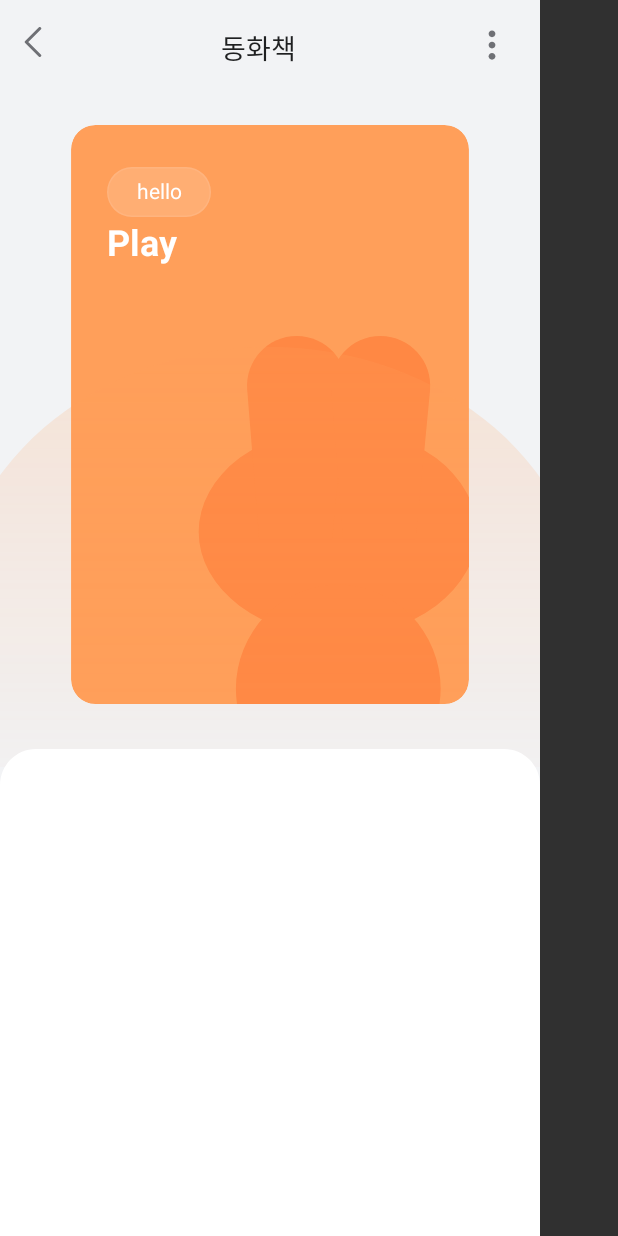
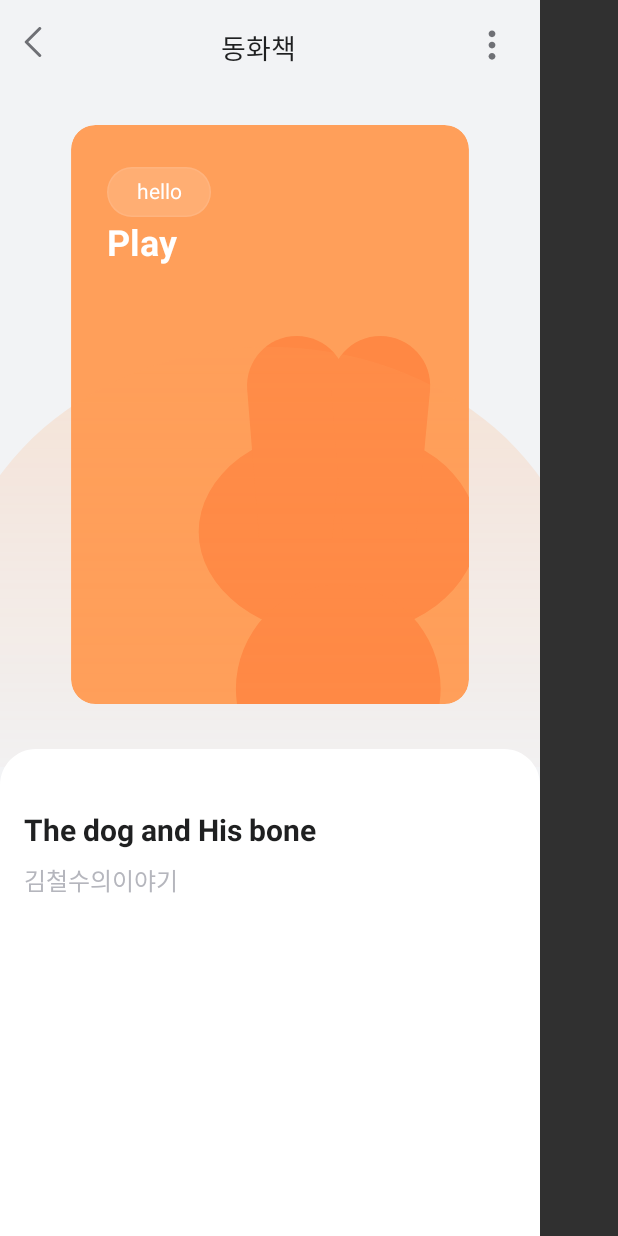
Before and after one commit to woolnd/english-fairytale-front-cooperation, an Android app: the BookActivity screen opened directly, with no data from a screen before it, on a phone screen of 412 x 824 dp. Run offline under Robolectric (Android 15) with nearby library versions, the phone set to English and light mode, and no system bars; libraries missing offline, so code that uses them is left out: com.sothree.slidinguppanel; plain views replace SlidingUpPanelLayout; 2 statements that could not run were skipped.

Commit message:
print eng text(book) and background token fix(main)

```diff
--- a/app/src/main/java/com/example/make/BookActivity.kt
+++ b/app/src/main/java/com/example/make/BookActivity.kt
@@ -9,6 +9,7 @@ import androidx.core.content.ContextCompat
 import androidx.core.view.accessibility.AccessibilityViewCommand.SetTextArguments
 import com.example.make.databinding.ActivityBookBinding
 import com.sothree.slidinguppanel.SlidingUpPanelLayout
+import kotlin.text.StringBuilder
 
 class BookActivity : AppCompatActivity() {
     lateinit var binding: ActivityBookBinding
@@ -24,58 +25,93 @@ class BookActivity : AppCompatActivity() {
 
         window.statusBarColor = ContextCompat.getColor(this, R.color.gray)
 
-//        val option_list = mutableListOf(0,0,0)
-//        binding.mainFrame.addPanelSlideListener(PanelEventListener())
-//
-//        binding.hearttitle.setOnClickListener {
-//            if (option_list[0] == 0) {
-//                option_list[0] = 1
-//                binding.heart.setImageResource(R.drawable.book_heart_after)
-//                var counting = binding.heartcount.text.toString().toInt()
-//                counting += 1
-//                binding.heartcount.setText(counting.toString())
-//            }
-//            else {
-//                option_list[0] = 0
-//                binding.heart.setImageResource(R.drawable.book_heart)
-//                var counting = binding.heartcount.text.toString().toInt()
-//                counting -= 1
-//                binding.heartcount.setText(counting.toString())
-//            }
-//        }
-//        binding.english.setOnClickListener {
-//            if (option_list[1] == 0) {
-//                option_list[1] = 1
-//                binding.english.setImageResource(R.drawable.book_english_after)
-//            }
-//            else {
-//                option_list[1] = 0
-//                binding.english.setImageResource(R.drawable.book_english)
-//            }
-//        }
-//        binding.primary.setOnClickListener {
-//            if (option_list[2] == 0) {
-//                option_list[2] = 1
-//                binding.primary.setImageResource(R.drawable.book_primary_after)
-//            }
-//            else {
-//                option_list[2] = 0
-//                binding.primary.setImageResource(R.drawable.book_primary)
-//            }
-//        }
-//    }
-//    inner class PanelEventListener : SlidingUpPanelLayout.PanelSlideListener{
-//        override fun onPanelSlide(panel: View?, slideOffset: Float) {
-//            TODO("Not yet implemented")
-//        }
-//
-//        override fun onPanelStateChanged(
-//            panel: View?,
-//            previousState: SlidingUpPanelLayout.PanelState?,
-//            newState: SlidingUpPanelLayout.PanelState?
-//        ) {
-//            TODO("Not yet implemented")
-//        }
-//
+        val option_list = mutableListOf(0,0,0)
+        binding.mainFrame.addPanelSlideListener(PanelEventListener())
+
+        binding.hearttitle.setOnClickListener {
+            if (option_list[0] == 0) {
+                option_list[0] = 1
+                binding.heart.setImageResource(R.drawable.book_heart_after)
+                var counting = binding.heartcount.text.toString().toInt()
+                counting += 1
+                binding.heartcount.setText(counting.toString())
+            }
+            else {
+                option_list[0] = 0
+                binding.heart.setImageResource(R.drawable.book_heart)
+                var counting = binding.heartcount.text.toString().toInt()
+                counting -= 1
+                binding.heartcount.setText(counting.toString())
+            }
+        }
+        binding.english.setOnClickListener {
+            if (option_list[1] == 0) {
+                option_list[1] = 1
+                binding.english.setImageResource(R.drawable.book_english_after)
+            }
+            else {
+                option_list[1] = 0
+                binding.english.setImageResource(R.drawable.book_english)
+            }
+        }
+        binding.primary.setOnClickListener {
+            if (option_list[2] == 0) {
+                option_list[2] = 1
+                binding.primary.setImageResource(R.drawable.book_primary_after)
+            }
+            else {
+                option_list[2] = 0
+                binding.primary.setImageResource(R.drawable.book_primary)
+            }
+        }
+
+        binding.beforeButton.setOnClickListener {
+            val intent = Intent(this, MainActivity::class.java)
+            startActivity(intent)
+        }
+
+
+        //api 호출 아래는 테스트용
+        var text_eng = """A dog is walking down the street, when he sees a bone in a trash can. “A bone! Yippee! How lucky for me!” he thinks. He grabs the bone, and happily runs home. He runs past the train station and the school. He runs through the park. He runs onto a bridge. On the bridge, the dog looks down into the deep, still water below. There, he sees another dog with a bone in its mouth. “Who is that dog?” he wonders. "What is he doing down there?" The dog stares at the other dog. The other dog stares back. “Where did that dog get such a BIG bone?” the dog wonders. "Why is his bone bigger than mine?" The dog growls at the other dog. The other dog growls too. “I want that big bone!” he thinks. The greedy dog decides to steal the other dog's bone. He leaps off the bridge and into the water. Splash! But as soon as he hits the water, the other dog disappears. There was never any other dog. It was just his own reflection! The water is very deep and the dog is surprised. “Woof woof woof! Help!” he barks. And when he barks, his bone drops from his mouth — and sinks to the bottom of the water. The dog swims to shore. He is wet and cold, and now he has no bone at all."""
+        var text_kor = "개가 길을 걷다가 쓰레기통에 있는 뼈를 발견했습니다. “뼈! 만세! 나한테는 정말 행운이었어!“그가 생가가했습니다.그는 뼈를 잡고 행복하게 집으로 달려갑니다.그는 기차역과 학교를 지나 달려갑니다. 그는 공원을 달리고 있다.그는 다리 위로 달려갑니다."
+
+        var textList_eng = mutableListOf<String>()
+        var sentence_eng = StringBuilder()
+        var textList_kor = mutableListOf<String>()
+        var sentence_kor = StringBuilder()
+
+        for (i in text_eng) {
+            sentence_eng.append(i)
+            if ( i == '.') {
+                sentence_eng.append("\n")
+                textList_eng.add(sentence_eng.toString())
+                sentence_eng = StringBuilder()
+            }
+        }
+
+        for (i in text_kor) {
+            sentence_kor.append(i)
+            if(i== '.') {
+                sentence_kor.append("\n")
+                textList_kor.add(sentence_kor.toString())
+                sentence_kor = StringBuilder()
+            }
+        }
+
+        binding.textEngTv.text = textList_eng.joinToString("")
+
+
+    }
+    inner class PanelEventListener : SlidingUpPanelLayout.PanelSlideListener{
+        override fun onPanelSlide(panel: View?, slideOffset: Float) {
+        }
+
+        override fun onPanelStateChanged(
+            panel: View?,
+            previousState: SlidingUpPanelLayout.PanelState?,
+            newState: SlidingUpPanelLayout.PanelState?
+        ) {
+        }
+
     }
 }
--- a/app/src/main/java/com/example/make/MainActivity.kt
+++ b/app/src/main/java/com/example/make/MainActivity.kt
@@ -37,8 +37,12 @@ class MainActivity : AppCompatActivity() {
 
         binding.addChipBoxIv.setOnClickListener {
             val text = binding.editText.text.toString()
+            var text_count = 0
+            for (i in text) text_count += 1
 
-            if (text.toString() == "") Toast.makeText(application,"텍스트를 입력해주세요",Toast.LENGTH_SHORT).show()
+            if(text_count < 1 ) Toast.makeText(application,"다시 입력해주세요",Toast.LENGTH_SHORT).show()
+            if(text_count > 15) Toast.makeText(application,"다시 입력해주세요",Toast.LENGTH_SHORT).show()
+
             else {
                 binding.editText.setText(null)
                 var check = 0
--- a/app/src/main/res/layout/activity_book.xml
+++ b/app/src/main/res/layout/activity_book.xml
@@ -125,65 +125,146 @@
 
         </androidx.constraintlayout.widget.ConstraintLayout>
 
-        <androidx.constraintlayout.widget.ConstraintLayout
-            android:id="@+id/header.cl"
-            android:layout_width="match_parent"
+        <ScrollView
+            android:layout_width="360dp"
             android:layout_height="wrap_content"
+            android:id="@+id/book.sv"
             app:layout_constraintStart_toStartOf="parent"
             app:layout_constraintEnd_toEndOf="parent"
-            app:layout_constraintTop_toBottomOf="@id/book.cl">
+            app:layout_constraintTop_toBottomOf="@id/book.cl"
+            android:background="#FFFFFF">
+
+            <androidx.constraintlayout.widget.ConstraintLayout
+                android:layout_width="match_parent"
+                android:layout_height="wrap_content">
+
+
+                <TextView
+                    android:id="@+id/title.tv"
+                    android:layout_width="wrap_content"
+                    android:layout_height="wrap_content"
+                    app:layout_constraintTop_toTopOf="parent"
+                    app:layout_constraintStart_toStartOf="parent"
+                    android:text="The dog and His bone"
+                    android:layout_marginTop="16dp"
+                    android:layout_marginLeft="16dp"
+                    android:textColor="#1F2021"
+                    android:textSize="20sp"
+                    android:textStyle="bold"/>
+
+                <TextView
+                    android:layout_width="wrap_content"
+                    android:layout_height="wrap_content"
+                    app:layout_constraintTop_toBottomOf="@id/title.tv"
+                    app:layout_constraintStart_toStartOf="@id/title.tv"
+                    android:layout_marginTop="8dp"
+                    android:text="김철수의이야기"
+                    android:textColor="#B5B6BD"
+                    android:textSize="16sp"
+                    android:id="@+id/name.tv" />
+
+                <TextView
+                    android:id="@+id/chip1.tv"
+                    android:layout_width="wrap_content"
+                    android:layout_height="wrap_content"
+                    android:background="@drawable/image_chip"
+                    android:textColor="@color/darkgray"
+                    android:textSize="14sp"
+                    android:paddingLeft="12dp"
+                    android:paddingTop="6dp"
+                    android:paddingRight="12dp"
+                    app:layout_constraintStart_toStartOf="@id/name.tv"
+                    app:layout_constraintTop_toBottomOf="@id/name.tv"
+                    android:layout_marginTop="24dp"
+                    android:text="alkdsfkjadfk"
+                    android:visibility="gone"/>
+
+                <TextView
+                    android:id="@+id/chip2.tv"
+                    android:layout_width="wrap_content"
+                    android:layout_height="wrap_content"
+                    android:background="@drawable/image_chip"
+                    android:textColor="@color/darkgray"
+                    android:textSize="14sp"
+                    android:paddingLeft="12dp"
+                    android:paddingTop="6dp"
+                    android:paddingRight="12dp"
+                    app:layout_constraintStart_toEndOf="@id/chip1.tv"
+                    app:layout_constraintTop_toTopOf="@id/chip1.tv"
+                    android:layout_marginLeft="6dp"
+                    android:text="a2"
+                    android:visibility="gone"/>
+
+                <TextView
+                    android:id="@+id/chip3.tv"
+                    android:layout_width="wrap_content"
+                    android:layout_height="wrap_content"
+                    android:background="@drawable/image_chip"
+                    android:textColor="@color/darkgray"
+                    android:textSize="14sp"
+                    android:paddingLeft="12dp"
+                    android:paddingTop="6dp"
+                    android:paddingRight="12dp"
+                    app:layout_constraintStart_toEndOf="@id/chip2.tv"
+                    app:layout_constraintTop_toTopOf="@id/chip2.tv"
+                    android:layout_marginLeft="6dp"
+                    android:text="aldsdfjaadsf"
+                    android:visibility="gone"/>
+
+                <TextView
+                    android:id="@+id/chip4.tv"
+                    android:layout_width="wrap_content"
+                    android:layout_height="wrap_content"
+                    android:background="@drawable/image_chip"
+                    android:textColor="@color/darkgray"
+                    android:textSize="14sp"
+                    android:paddingLeft="12dp"
+                    android:paddingTop="6dp"
+                    android:paddingRight="12dp"
+                    app:layout_constraintStart_toStartOf="@id/chip1.tv"
+                    app:layout_constraintTop_toBottomOf="@id/chip1.tv"
+                    android:layout_marginTop="6dp"
+                    android:text="fasfdfsadffadfdasf"
+                    android:visibility="gone"/>
+
+                <TextView
+                    android:id="@+id/chip5.tv"
+                    android:layout_width="wrap_content"
+                    android:layout_height="wrap_content"
+                    android:background="@drawable/image_chip"
+                    android:textColor="@color/darkgray"
+                    android:textSize="14sp"
+                    android:paddingLeft="12dp"
+                    android:paddingTop="6dp"
+                    android:paddingRight="12dp"
+                    app:layout_constraintStart_toStartOf="@id/chip4.tv"
+                    app:layout_constraintTop_toTopOf="@id/chip4.tv"
+                    android:layout_marginLeft="6dp"
+                    android:visibility="gone"/>
+
+                <TextView
+                    android:id="@+id/text_eng.tv"
+                    android:layout_width="wrap_content"
+                    android:layout_height="wrap_content"
+                    app:layout_constraintStart_toStartOf="parent"
+                    app:layout_constraintTop_toBottomOf="@id/chip4.tv"
+                    app:layout_constraintEnd_toEndOf="parent"
+                    app:layout_constraintBottom_toBottomOf="parent"
+                    android:layout_marginTop="24dp"
+                    android:textSize="16sp"
+                    android:textColor="#3F3F42"
+                    android:paddingLeft="16dp"
+                    android:layout_marginRight="16dp"
+                    android:layout_marginBottom="600dp"/>
 
 
 
-            <ScrollView
-                android:layout_width="360dp"
-                android:layout_height="wrap_content"
-                android:id="@+id/book.sv"
-                app:layout_constraintStart_toStartOf="parent"
-                app:layout_constraintEnd_toEndOf="parent"
-                app:layout_constraintTop_toBottomOf="parent"
-                android:background="#FFFFFF">
-
-<!--                <androidx.constraintlayout.widget.ConstraintLayout-->
-<!--                    android:layout_width="match_parent"-->
-<!--                    android:layout_height="wrap_content">-->
-
-<!--&lt;!&ndash;                    <TextView&ndash;&gt;-->
-<!--&lt;!&ndash;                        android:id="@+id/title.tv"&ndash;&gt;-->
-<!--&lt;!&ndash;                        android:layout_width="wrap_content"&ndash;&gt;-->
-<!--&lt;!&ndash;                        android:layout_height="wrap_content"&ndash;&gt;-->
-<!--&lt;!&ndash;                        app:layout_constraintTop_toBottomOf="parent"&ndash;&gt;-->
-<!--&lt;!&ndash;                        app:layout_constraintStart_toStartOf="parent"&ndash;&gt;-->
-<!--&lt;!&ndash;                        android:text="The dog and His bone"&ndash;&gt;-->
-<!--&lt;!&ndash;                        android:layout_marginTop="16dp"&ndash;&gt;-->
-<!--&lt;!&ndash;                        android:layout_marginLeft="16dp"&ndash;&gt;-->
-<!--&lt;!&ndash;                        android:textColor="#1F2021"&ndash;&gt;-->
-<!--&lt;!&ndash;                        android:textSize="20sp"&ndash;&gt;-->
-<!--&lt;!&ndash;                        android:textStyle="bold"/>&ndash;&gt;-->
-
-<!--&lt;!&ndash;                    <TextView&ndash;&gt;-->
-<!--&lt;!&ndash;                        android:layout_width="wrap_content"&ndash;&gt;-->
-<!--&lt;!&ndash;                        android:layout_height="wrap_content"&ndash;&gt;-->
-<!--&lt;!&ndash;                        app:layout_constraintTop_toBottomOf="@id/title.tv"&ndash;&gt;-->
-<!--&lt;!&ndash;                        app:layout_constraintStart_toStartOf="@id/title.tv"&ndash;&gt;-->
-<!--&lt;!&ndash;                        android:layout_marginTop="8dp"&ndash;&gt;-->
-<!--&lt;!&ndash;                        android:text="김철수의이야기"&ndash;&gt;-->
-<!--&lt;!&ndash;                        android:textColor="#B5B6BD"&ndash;&gt;-->
-<!--&lt;!&ndash;                        android:textSize="16sp"&ndash;&gt;-->
-<!--&lt;!&ndash;                        android:id="@+id/name.tv" />&ndash;&gt;-->
-
-<!--&lt;!&ndash;                    <ImageView&ndash;&gt;-->
-<!--&lt;!&ndash;                        android:layout_width="wrap_content"&ndash;&gt;-->
-<!--&lt;!&ndash;                        android:layout_height="wrap_content"&ndash;&gt;-->
-<!--&lt;!&ndash;                        app:layout_constraintStart_toStartOf="@id/name.tv"&ndash;&gt;-->
-<!--&lt;!&ndash;                        app:layout_constraintTop_toBottomOf="@id/name.tv"&ndash;&gt;-->
-<!--&lt;!&ndash;                        android:layout_marginTop="24dp"&ndash;&gt;-->
-<!--&lt;!&ndash;                        android:src="@drawable/image_chip"/>&ndash;&gt;-->
 
 
-<!--                </androidx.constraintlayout.widget.ConstraintLayout>-->
-            </ScrollView>
-        </androidx.constraintlayout.widget.ConstraintLayout>
+
+
+            </androidx.constraintlayout.widget.ConstraintLayout>
+        </ScrollView>
 
 
 
```
Also changed, not shown: app/src/main/res/drawable/token.xml (+5 -5 lines), app/src/main/res/layout/activity_main.xml (+45 -36 lines).
